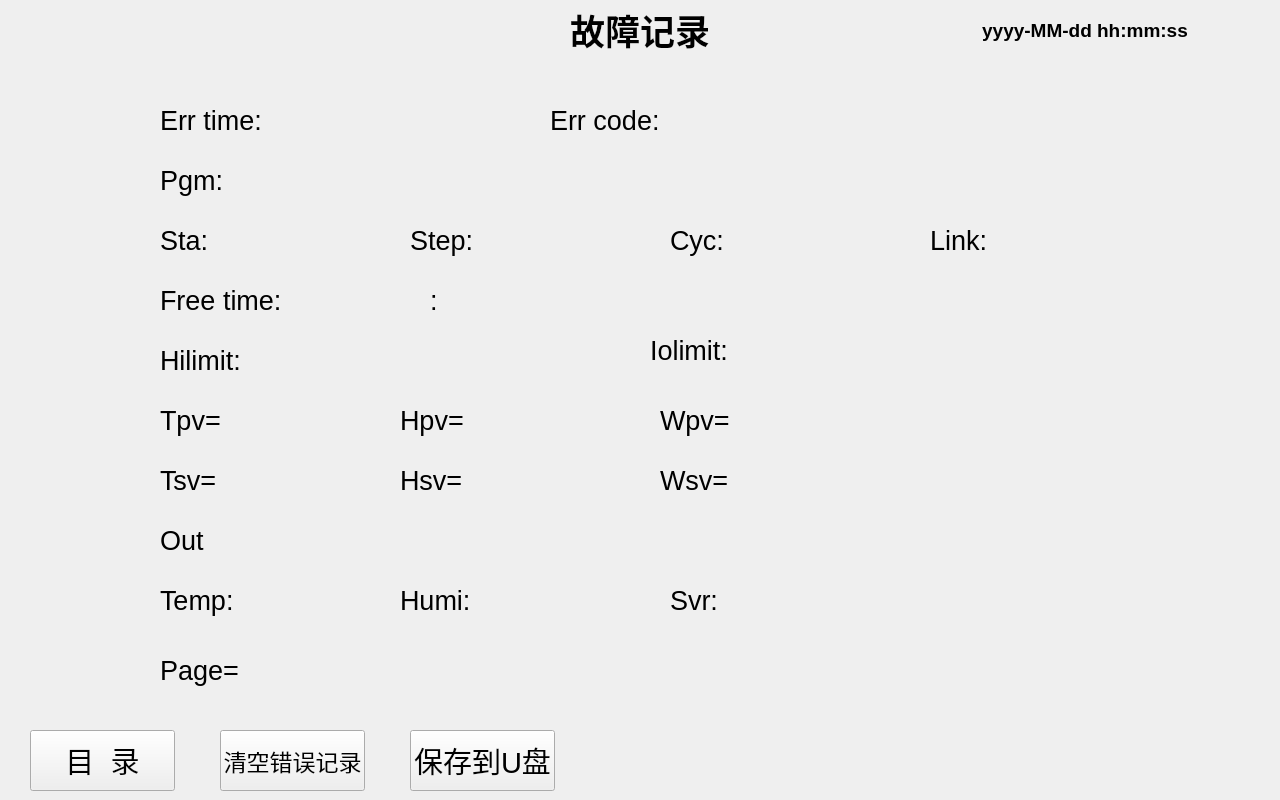
Old version of the form error_log.ui in the repository qingdouke/TemakViews.
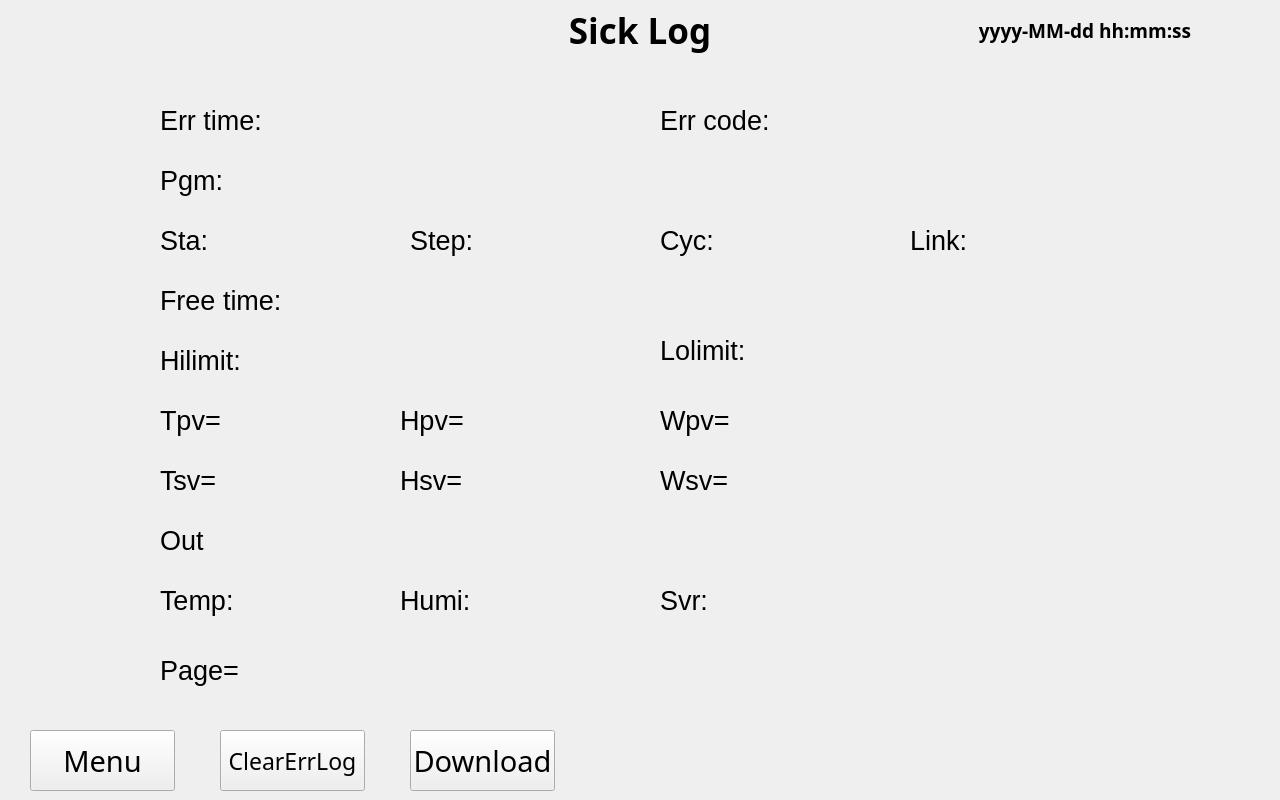
New version of the form.

Patch:
```diff
--- a/error_log.ui
+++ b/error_log.ui
@@ -55,7 +55,9 @@
     </property>
     <property name="font">
      <font>
+      <family>思源黑体</family>
       <pointsize>14</pointsize>
+      <weight>75</weight>
       <bold>true</bold>
      </font>
     </property>
@@ -77,12 +79,14 @@
     </property>
     <property name="font">
      <font>
+      <family>思源黑体</family>
       <pointsize>26</pointsize>
+      <weight>75</weight>
       <bold>true</bold>
      </font>
     </property>
     <property name="text">
-     <string>故障记录</string>
+     <string>Sick Log</string>
     </property>
     <property name="textFormat">
      <enum>Qt::PlainText</enum>
@@ -239,7 +243,7 @@
    <widget class="QLabel" name="Errcode_label">
     <property name="geometry">
      <rect>
-      <x>550</x>
+      <x>660</x>
       <y>40</y>
       <width>121</width>
       <height>40</height>
@@ -311,7 +315,7 @@
    <widget class="QLabel" name="Cyc_label">
     <property name="geometry">
      <rect>
-      <x>670</x>
+      <x>660</x>
       <y>160</y>
       <width>121</width>
       <height>40</height>
@@ -329,7 +333,7 @@
    <widget class="QLabel" name="Link_label">
     <property name="geometry">
      <rect>
-      <x>930</x>
+      <x>910</x>
       <y>160</y>
       <width>71</width>
       <height>40</height>
@@ -349,7 +353,7 @@
      <rect>
       <x>160</x>
       <y>220</y>
-      <width>131</width>
+      <width>151</width>
       <height>40</height>
      </rect>
     </property>
@@ -362,24 +366,6 @@
      <string>Free time:</string>
     </property>
    </widget>
-   <widget class="QLabel" name="empty_label">
-    <property name="geometry">
-     <rect>
-      <x>430</x>
-      <y>220</y>
-      <width>16</width>
-      <height>40</height>
-     </rect>
-    </property>
-    <property name="font">
-     <font>
-      <pointsize>20</pointsize>
-     </font>
-    </property>
-    <property name="text">
-     <string>:</string>
-    </property>
-   </widget>
    <widget class="QLabel" name="Hilimit_label">
     <property name="geometry">
      <rect>
@@ -401,7 +387,7 @@
    <widget class="QLabel" name="Iolimit_label">
     <property name="geometry">
      <rect>
-      <x>650</x>
+      <x>660</x>
       <y>270</y>
       <width>131</width>
       <height>40</height>
@@ -413,7 +399,7 @@
      </font>
     </property>
     <property name="text">
-     <string>Iolimit:</string>
+     <string>Lolimit:</string>
     </property>
    </widget>
    <widget class="QLabel" name="Tpv_label">
@@ -581,7 +567,7 @@
    <widget class="QLabel" name="Svr_label">
     <property name="geometry">
      <rect>
-      <x>670</x>
+      <x>660</x>
       <y>520</y>
       <width>91</width>
       <height>40</height>
@@ -635,11 +621,12 @@
     </property>
     <property name="font">
      <font>
+      <family>微软雅黑</family>
       <pointsize>22</pointsize>
      </font>
     </property>
     <property name="text">
-     <string>目  录</string>
+     <string>Menu</string>
     </property>
    </widget>
    <widget class="QPushButton" name="saving_pbtn">
@@ -653,11 +640,12 @@
     </property>
     <property name="font">
      <font>
+      <family>思源黑体</family>
       <pointsize>22</pointsize>
      </font>
     </property>
     <property name="text">
-     <string>保存到U盘</string>
+     <string>Download</string>
     </property>
    </widget>
    <widget class="QPushButton" name="clear_log_pbtn">
@@ -671,11 +659,12 @@
     </property>
     <property name="font">
      <font>
+      <family>思源黑体</family>
       <pointsize>17</pointsize>
      </font>
     </property>
     <property name="text">
-     <string>清空错误记录</string>
+     <string>ClearErrLog</string>
     </property>
    </widget>
    <widget class="QLabel" name="footer_line">
```
Left out of the diff: 1 changed line with no effect on the pictures.
